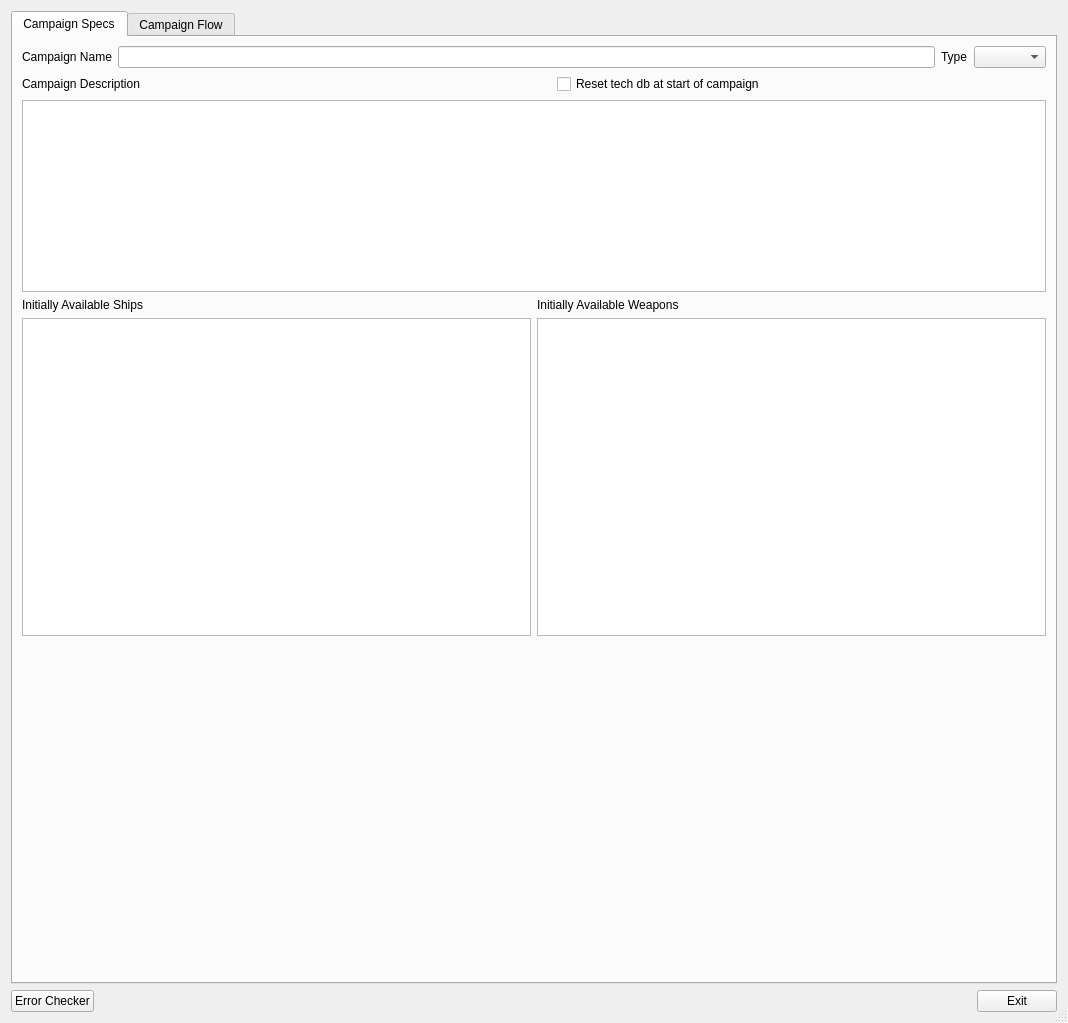
This is qtfred/ui/CampaignEditorDialog.ui in the-maddin/fs2open.github.com as Qt 5 draws it before an edit. The edited form follows.
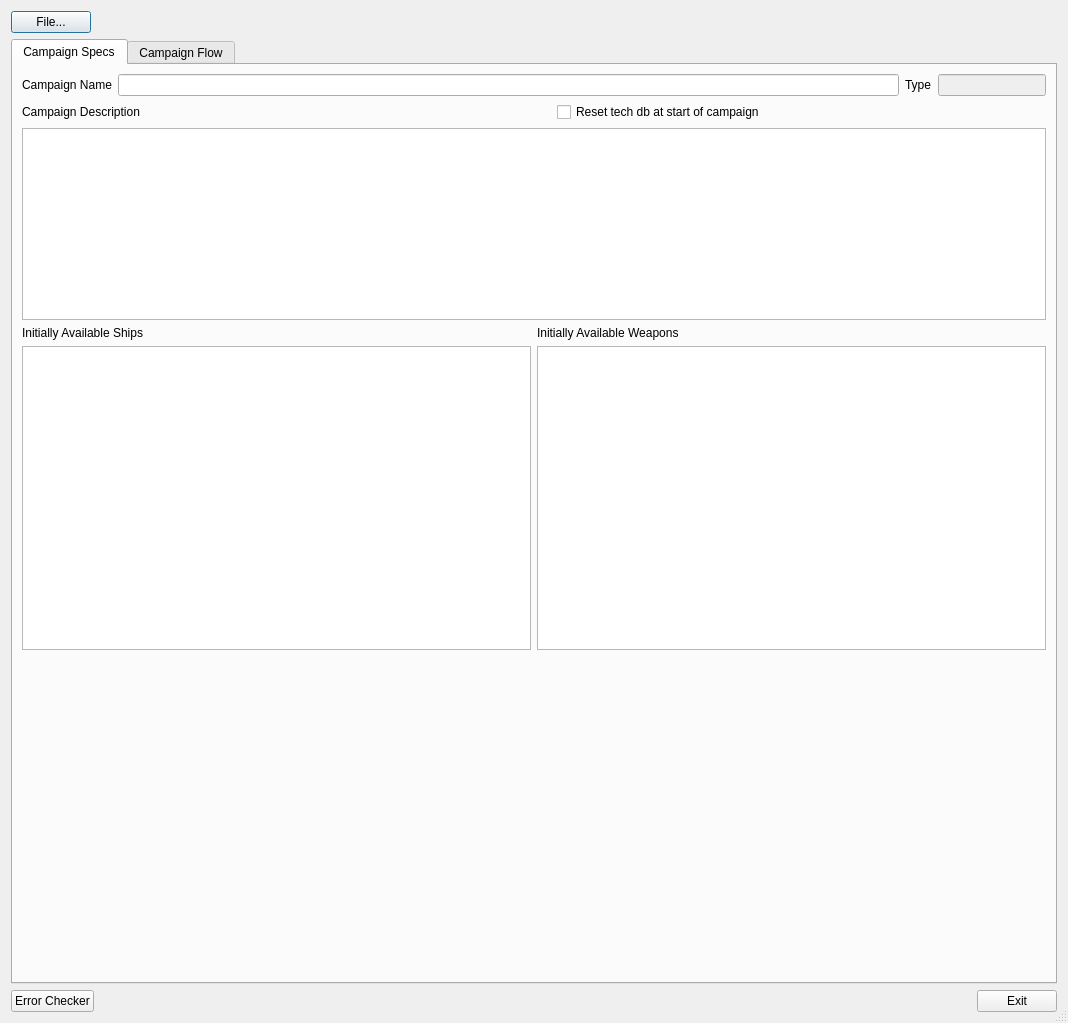
This is the edited form.

Commit message:
Immutable campaignType, file load & menu changes
Since the campaign type determines the compatible
missions, changing it would require invalidating
the mission list. So I'm restricting it to being
set on campaign creation.

Patch:
```diff
--- a/qtfred/ui/CampaignEditorDialog.ui
+++ b/qtfred/ui/CampaignEditorDialog.ui
@@ -23,6 +23,19 @@
    <bool>true</bool>
   </property>
   <layout class="QVBoxLayout" name="windowLayout">
+   <item>
+    <widget class="QPushButton" name="btnMenu">
+     <property name="sizePolicy">
+      <sizepolicy hsizetype="Fixed" vsizetype="Fixed">
+       <horstretch>0</horstretch>
+       <verstretch>0</verstretch>
+      </sizepolicy>
+     </property>
+     <property name="text">
+      <string>File...</string>
+     </property>
+    </widget>
+   </item>
    <item>
     <widget class="QTabWidget" name="mainTabs">
      <property name="currentIndex">
@@ -53,7 +66,17 @@
           </widget>
          </item>
          <item>
-          <widget class="QComboBox" name="cmbType"/>
+          <widget class="QLineEdit" name="txtType">
+           <property name="enabled">
+            <bool>false</bool>
+           </property>
+           <property name="sizePolicy">
+            <sizepolicy hsizetype="Minimum" vsizetype="Fixed">
+             <horstretch>0</horstretch>
+             <verstretch>0</verstretch>
+            </sizepolicy>
+           </property>
+          </widget>
          </item>
         </layout>
        </item>
```
Left out of the diff: 2 changed lines with no effect on the pictures. The commit also changes 4 other files.
